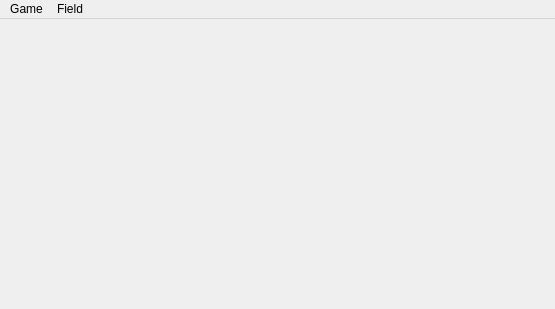
Before: the Qt Designer form client/mainwindow.ui in bakwc/SeaCraft, drawn with Qt 5.
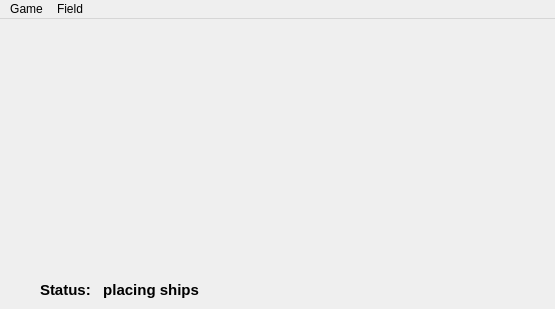
After: the same form once the commit is applied.

Commit message: Added status to client

```diff
--- a/client/mainwindow.ui
+++ b/client/mainwindow.ui
@@ -25,7 +25,32 @@
   <property name="windowTitle">
    <string>Sea Battle</string>
   </property>
-  <widget class="QWidget" name="centralWidget"/>
+  <widget class="QWidget" name="centralWidget">
+   <widget class="QLabel" name="label">
+    <property name="geometry">
+     <rect>
+      <x>40</x>
+      <y>260</y>
+      <width>531</width>
+      <height>21</height>
+     </rect>
+    </property>
+    <property name="font">
+     <font>
+      <pointsize>11</pointsize>
+      <weight>75</weight>
+      <italic>false</italic>
+      <bold>true</bold>
+      <underline>false</underline>
+      <strikeout>false</strikeout>
+      <kerning>true</kerning>
+     </font>
+    </property>
+    <property name="text">
+     <string>Status:   placing ships</string>
+    </property>
+   </widget>
+  </widget>
   <widget class="QMenuBar" name="menuBar">
    <property name="geometry">
     <rect>
```
Left out of the diff: 2 changed lines with no effect on the pictures. The commit also changes 6 other files.
